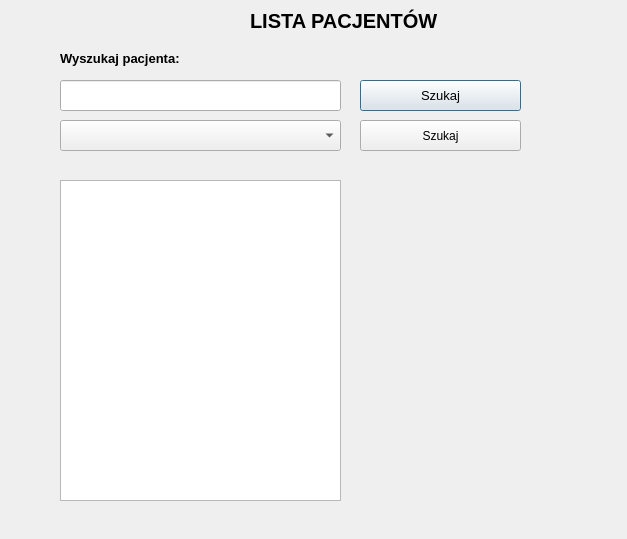
This is gui/showVisitsGui.ui in dominikagabor/Development_MedApp as Qt 5 draws it before an edit. The edited form follows.
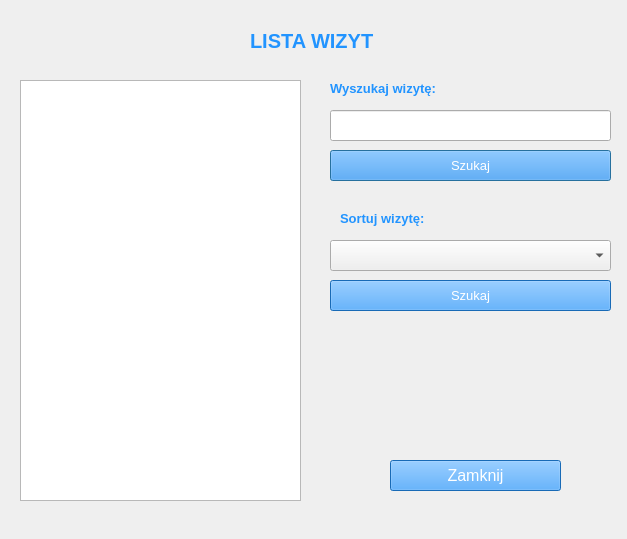
This is the edited form.

The edit to the form file:
```diff
--- a/gui/showVisitsGui.ui
+++ b/gui/showVisitsGui.ui
@@ -13,11 +13,67 @@
   <property name="windowTitle">
    <string>Dialog</string>
   </property>
-  <widget class="QLabel" name="listPatientsLabel">
+  <widget class="QLabel" name="findLabel">
+   <property name="geometry">
+    <rect>
+     <x>330</x>
+     <y>80</y>
+     <width>151</width>
+     <height>16</height>
+    </rect>
+   </property>
+   <property name="font">
+    <font>
+     <pointsize>10</pointsize>
+     <weight>75</weight>
+     <bold>true</bold>
+    </font>
+   </property>
+   <property name="styleSheet">
+    <string notr="true">color: rgb(34, 148, 255)</string>
+   </property>
+   <property name="text">
+    <string>Wyszukaj wizytę:</string>
+   </property>
+  </widget>
+  <widget class="QLabel" name="sortLabel">
+   <property name="geometry">
+    <rect>
+     <x>340</x>
+     <y>210</y>
+     <width>151</width>
+     <height>16</height>
+    </rect>
+   </property>
+   <property name="font">
+    <font>
+     <pointsize>10</pointsize>
+     <weight>75</weight>
+     <bold>true</bold>
+    </font>
+   </property>
+   <property name="styleSheet">
+    <string notr="true">color: rgb(34, 148, 255)</string>
+   </property>
+   <property name="text">
+    <string>Sortuj wizytę:</string>
+   </property>
+  </widget>
+  <widget class="QLineEdit" name="valueFindEditText">
+   <property name="geometry">
+    <rect>
+     <x>330</x>
+     <y>110</y>
+     <width>281</width>
+     <height>31</height>
+    </rect>
+   </property>
+  </widget>
+  <widget class="QLabel" name="listVisitsLabel">
    <property name="geometry">
     <rect>
      <x>250</x>
-     <y>0</y>
+     <y>20</y>
      <width>211</width>
      <height>41</height>
     </rect>
@@ -29,16 +85,19 @@
      <bold>true</bold>
     </font>
    </property>
+   <property name="styleSheet">
+    <string notr="true">color: rgb(34, 148, 255)</string>
+   </property>
    <property name="text">
-    <string>LISTA PACJENTÓW</string>
+    <string>LISTA WIZYT</string>
    </property>
   </widget>
   <widget class="QPushButton" name="valueFindButton">
    <property name="geometry">
     <rect>
-     <x>360</x>
-     <y>80</y>
-     <width>161</width>
+     <x>330</x>
+     <y>150</y>
+     <width>281</width>
      <height>31</height>
     </rect>
    </property>
@@ -47,73 +106,78 @@
      <pointsize>10</pointsize>
     </font>
    </property>
-   <property name="text">
-    <string>Szukaj</string>
+   <property name="styleSheet">
+    <string notr="true">background-color: rgb(34, 148, 255); color: rgb(255, 255, 255)</string>
    </property>
-  </widget>
-  <widget class="QPushButton" name="comboboxButton">
-   <property name="geometry">
-    <rect>
-     <x>360</x>
-     <y>120</y>
-     <width>161</width>
-     <height>31</height>
-    </rect>
-   </property>
    <property name="text">
     <string>Szukaj</string>
    </property>
   </widget>
-  <widget class="QLineEdit" name="valueFindEditText">
+  <widget class="QPushButton" name="closeButton">
    <property name="geometry">
     <rect>
-     <x>60</x>
-     <y>80</y>
-     <width>281</width>
+     <x>390</x>
+     <y>460</y>
+     <width>171</width>
      <height>31</height>
     </rect>
    </property>
-  </widget>
-  <widget class="QLabel" name="findLabel">
-   <property name="geometry">
-    <rect>
-     <x>60</x>
-     <y>50</y>
-     <width>151</width>
-     <height>16</height>
-    </rect>
-   </property>
    <property name="font">
     <font>
-     <pointsize>10</pointsize>
-     <weight>75</weight>
-     <bold>true</bold>
+     <pointsize>12</pointsize>
     </font>
    </property>
-   <property name="text">
-    <string>Wyszukaj pacjenta:</string>
+   <property name="focusPolicy">
+    <enum>Qt::NoFocus</enum>
    </property>
-  </widget>
-  <widget class="QComboBox" name="comboBox">
-   <property name="geometry">
-    <rect>
-     <x>60</x>
-     <y>120</y>
-     <width>281</width>
-     <height>31</height>
-    </rect>
+   <property name="styleSheet">
+    <string notr="true">background-color: rgb(34, 148, 255); color: rgb(255, 255, 255)</string>
+   </property>
+   <property name="text">
+    <string>Zamknij</string>
    </property>
   </widget>
   <widget class="QListWidget" name="listWidget">
    <property name="geometry">
     <rect>
-     <x>60</x>
-     <y>180</y>
+     <x>20</x>
+     <y>80</y>
      <width>281</width>
-     <height>321</height>
+     <height>421</height>
     </rect>
    </property>
   </widget>
+  <widget class="QComboBox" name="comboBox">
+   <property name="geometry">
+    <rect>
+     <x>330</x>
+     <y>240</y>
+     <width>281</width>
+     <height>31</height>
+    </rect>
+   </property>
+  </widget>
+  <widget class="QPushButton" name="valueFindComboboxButton">
+   <property name="geometry">
+    <rect>
+     <x>330</x>
+     <y>280</y>
+     <width>281</width>
+     <height>31</height>
+    </rect>
+   </property>
+   <property name="font">
+    <font>
+     <pointsize>10</pointsize>
+    </font>
+   </property>
+   <property name="styleSheet">
+    <string notr="true">background-color: rgb(34, 148, 255); color: rgb(255, 255, 255)</string>
+   </property>
+   <property name="text">
+    <string>Szukaj</string>
+   </property>
+  </widget>
  </widget>
  <resources/>
  <connections/>
```
